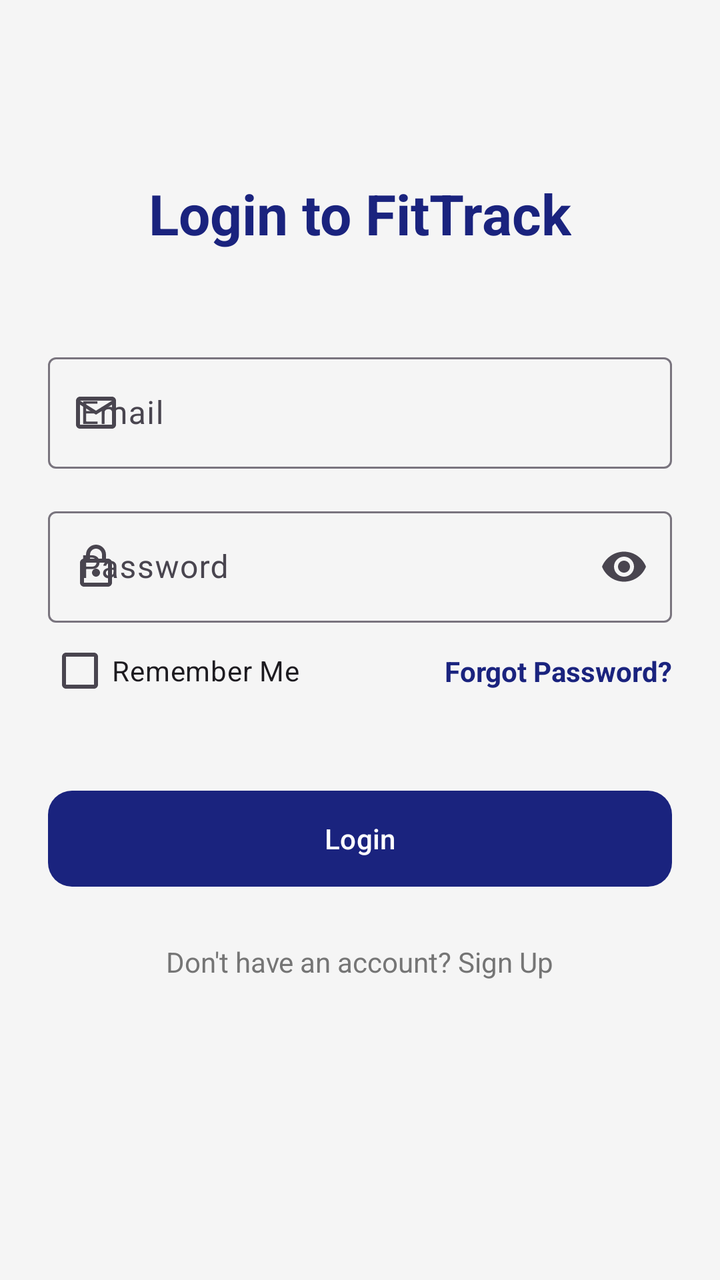
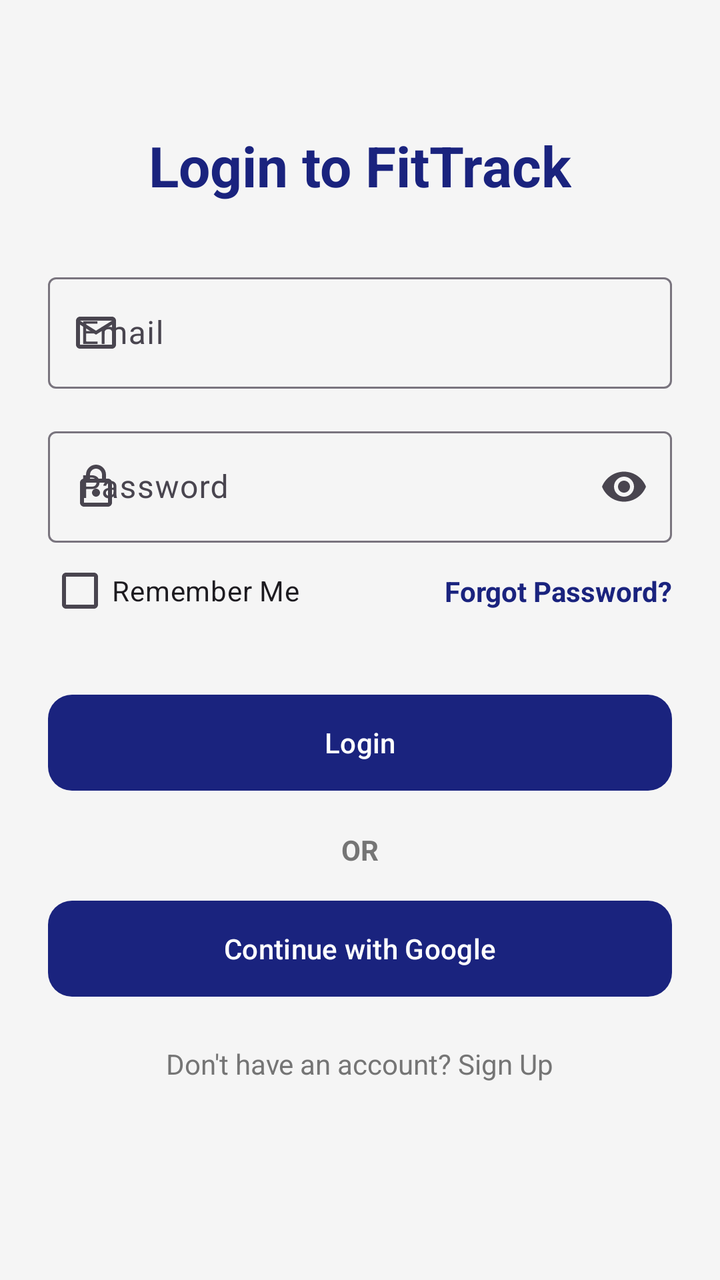

Screens rendered from an Android XML layout before and after an edit, with the pre-edit source and the edit as a unified diff.
<!-- AndroidManifest.xml: activity theme Theme.FitTrack -->
<!-- res/layout/activity_login.xml -->
<?xml version="1.0" encoding="utf-8"?>
<androidx.constraintlayout.widget.ConstraintLayout xmlns:android="http://schemas.android.com/apk/res/android"
    xmlns:app="http://schemas.android.com/apk/res-auto"
    xmlns:tools="http://schemas.android.com/tools"
    android:layout_width="match_parent"
    android:layout_height="match_parent"
    android:padding="24dp"
    tools:context=".activities.LoginActivity">

    <TextView
        android:id="@+id/tvTitle"
        android:layout_width="wrap_content"
        android:layout_height="wrap_content"
        android:layout_marginTop="64dp"
        android:text="@string/login_title"
        android:textSize="28sp"
        android:textStyle="bold"
        android:textColor="@color/primary_blue"
        app:layout_constraintEnd_toEndOf="parent"
        app:layout_constraintStart_toStartOf="parent"
        app:layout_constraintTop_toTopOf="parent" />

    <com.google.android.material.textfield.TextInputLayout
        android:id="@+id/tilEmail"
        style="@style/Widget.Material3.TextInputLayout.OutlinedBox"
        android:layout_width="match_parent"
        android:layout_height="wrap_content"
        android:layout_marginTop="48dp"
        android:hint="@string/email_hint"
        app:layout_constraintTop_toBottomOf="@id/tvTitle"
        app:startIconDrawable="@drawable/ic_email">

        <com.google.android.material.textfield.TextInputEditText
            android:id="@+id/etEmail"
            android:layout_width="match_parent"
            android:layout_height="wrap_content"
            android:inputType="textEmailAddress" />
    </com.google.android.material.textfield.TextInputLayout>

    <com.google.android.material.textfield.TextInputLayout
        android:id="@+id/tilPassword"
        style="@style/Widget.Material3.TextInputLayout.OutlinedBox"
        android:layout_width="match_parent"
        android:layout_height="wrap_content"
        android:layout_marginTop="16dp"
        android:hint="@string/password_hint"
        app:endIconMode="password_toggle"
        app:layout_constraintTop_toBottomOf="@id/tilEmail"
        app:startIconDrawable="@drawable/ic_lock">

        <com.google.android.material.textfield.TextInputEditText
            android:id="@+id/etPassword"
            android:layout_width="match_parent"
            android:layout_height="wrap_content"
            android:inputType="textPassword" />
    </com.google.android.material.textfield.TextInputLayout>

    <com.google.android.material.checkbox.MaterialCheckBox
        android:id="@+id/cbRememberMe"
        android:layout_width="wrap_content"
        android:layout_height="wrap_content"
        android:text="@string/remember_me"
        app:layout_constraintStart_toStartOf="parent"
        app:layout_constraintTop_toBottomOf="@id/tilPassword" />

    <TextView
        android:id="@+id/tvForgotPassword"
        android:layout_width="wrap_content"
        android:layout_height="wrap_content"
        android:text="@string/forgot_password_link"
        android:textColor="@color/primary_blue"
        android:textStyle="bold"
        app:layout_constraintBottom_toBottomOf="@id/cbRememberMe"
        app:layout_constraintEnd_toEndOf="parent"
        app:layout_constraintTop_toTopOf="@id/cbRememberMe" />

    <com.google.android.material.button.MaterialButton
        android:id="@+id/btnLogin"
        android:layout_width="match_parent"
        android:layout_height="56dp"
        android:layout_marginTop="32dp"
        android:text="@string/login_button"
        app:cornerRadius="12dp"
        app:layout_constraintTop_toBottomOf="@id/cbRememberMe" />

    <ProgressBar
        android:id="@+id/pbLoading"
        android:layout_width="wrap_content"
        android:layout_height="wrap_content"
        android:visibility="gone"
        app:layout_constraintBottom_toBottomOf="@id/btnLogin"
        app:layout_constraintEnd_toEndOf="@id/btnLogin"
        app:layout_constraintStart_toStartOf="@id/btnLogin"
        app:layout_constraintTop_toTopOf="@id/btnLogin" />

    <TextView
        android:id="@+id/tvSignUp"
        android:layout_width="wrap_content"
        android:layout_height="wrap_content"
        android:layout_marginTop="24dp"
        android:text="@string/no_account_link"
        android:textColor="@color/text_secondary_light"
        app:layout_constraintEnd_toEndOf="parent"
        app:layout_constraintStart_toStartOf="parent"
        app:layout_constraintTop_toBottomOf="@id/btnLogin" />

</androidx.constraintlayout.widget.ConstraintLayout>
<!-- resources referenced by this layout -->
<resources>
  <color name="primary_blue">#1A237E</color>
  <color name="text_secondary_light">#757575</color>
  <!-- drawable ic_email (drawable) -->
  <vector xmlns:android="http://schemas.android.com/apk/res/android"
      android:width="24dp"
      android:height="24dp"
      android:viewportWidth="24"
      android:viewportHeight="24">
      <path
          android:fillColor="#000000"
          android:pathData="M20,4H4C2.9,4 2,4.9 2,6V18C2,19.1 2.9,20 4,20H20C21.1,20 22,19.1 22,18V6C22,4.9 21.1,4 20,4ZM20,18H4V8L12,13L20,8V18ZM12,11L4,6H20L12,11Z" />
  </vector>
  <!-- drawable ic_lock (drawable) -->
  <vector xmlns:android="http://schemas.android.com/apk/res/android"
      android:width="24dp"
      android:height="24dp"
      android:viewportWidth="24"
      android:viewportHeight="24">
      <path
          android:fillColor="#000000"
          android:pathData="M18,8H17V6C17,3.24 14.76,1 12,1C9.24,1 7,3.24 7,6V8H6C4.9,8 4,8.9 4,10V20C4,21.1 4.9,22 6,22H18C19.1,22 20,21.1 20,20V10C20,8.9 19.1,8 18,8ZM9,6C9,4.34 10.34,3 12,3C13.66,3 15,4.34 15,6V8H9V6ZM18,20H6V10H18V20ZM12,17C13.1,17 14,16.1 14,15C14,13.9 13.1,13 12,13C10.9,13 10,13.9 10,15C10,16.1 10.9,17 12,17Z" />
  </vector>
  <string name="email_hint">Email</string>
  <string name="forgot_password_link">Forgot Password?</string>
  <string name="login_button">Login</string>
  <string name="login_title">Login to FitTrack</string>
  <string name="no_account_link">Don\'t have an account? Sign Up</string>
  <string name="password_hint">Password</string>
  <string name="remember_me">Remember Me</string>
  <style name="Theme.FitTrack" parent="Theme.Material3.DayNight.NoActionBar">
          
          <item name="colorPrimary">@color/primary_blue</item>
          <item name="colorOnPrimary">@color/white</item>
          <item name="colorPrimaryContainer">@color/primary_blue_light</item>
          <item name="colorOnPrimaryContainer">@color/white</item>
          
          <item name="colorSecondary">@color/accent_green</item>
          <item name="colorOnSecondary">@color/black</item>
  
          
          <item name="android:statusBarColor">?attr/colorPrimaryVariant</item>
  
          
          <item name="android:windowBackground">@color/background_light</item>
      </style>
  <color name="white">#FFFFFFFF</color>
  <color name="primary_blue_light">#534BAE</color>
  <color name="accent_green">#00E676</color>
  <color name="black">#FF000000</color>
  <color name="background_light">#F5F5F5</color>
</resources>

<!-- the commit's change to res/layout/activity_login.xml (unified diff, before → after) -->
@@ -1,5 +1,6 @@
 <?xml version="1.0" encoding="utf-8"?>
-<androidx.constraintlayout.widget.ConstraintLayout xmlns:android="http://schemas.android.com/apk/res/android"
+<androidx.constraintlayout.widget.ConstraintLayout
+    xmlns:android="http://schemas.android.com/apk/res/android"
     xmlns:app="http://schemas.android.com/apk/res-auto"
     xmlns:tools="http://schemas.android.com/tools"
     android:layout_width="match_parent"
@@ -11,7 +12,7 @@
         android:id="@+id/tvTitle"
         android:layout_width="wrap_content"
         android:layout_height="wrap_content"
-        android:layout_marginTop="64dp"
+        android:layout_marginTop="40dp"
         android:text="@string/login_title"
         android:textSize="28sp"
         android:textStyle="bold"
@@ -25,7 +26,7 @@
         style="@style/Widget.Material3.TextInputLayout.OutlinedBox"
         android:layout_width="match_parent"
         android:layout_height="wrap_content"
-        android:layout_marginTop="48dp"
+        android:layout_marginTop="32dp"
         android:hint="@string/email_hint"
         app:layout_constraintTop_toBottomOf="@id/tvTitle"
         app:startIconDrawable="@drawable/ic_email">
@@ -78,7 +79,7 @@
         android:id="@+id/btnLogin"
         android:layout_width="match_parent"
         android:layout_height="56dp"
-        android:layout_marginTop="32dp"
+        android:layout_marginTop="24dp"
         android:text="@string/login_button"
         app:cornerRadius="12dp"
         app:layout_constraintTop_toBottomOf="@id/cbRememberMe" />
@@ -94,14 +95,36 @@
         app:layout_constraintTop_toTopOf="@id/btnLogin" />
 
     <TextView
+        android:id="@+id/tvOr"
+        android:layout_width="wrap_content"
+        android:layout_height="wrap_content"
+        android:layout_marginTop="16dp"
+        android:text="OR"
+        android:textColor="@color/text_secondary_light"
+        android:textStyle="bold"
+        app:layout_constraintTop_toBottomOf="@id/btnLogin"
+        app:layout_constraintStart_toStartOf="parent"
+        app:layout_constraintEnd_toEndOf="parent" />
+
+    <com.google.android.material.button.MaterialButton
+        android:id="@+id/btnGoogleSignIn"
+        android:layout_width="match_parent"
+        android:layout_height="56dp"
+        android:layout_marginTop="12dp"
+        android:text="Continue with Google"
+        android:textAllCaps="false"
+        app:cornerRadius="12dp"
+        app:layout_constraintTop_toBottomOf="@id/tvOr" />
+
+    <TextView
         android:id="@+id/tvSignUp"
         android:layout_width="wrap_content"
         android:layout_height="wrap_content"
-        android:layout_marginTop="24dp"
+        android:layout_marginTop="20dp"
         android:text="@string/no_account_link"
         android:textColor="@color/text_secondary_light"
         app:layout_constraintEnd_toEndOf="parent"
         app:layout_constraintStart_toStartOf="parent"
-        app:layout_constraintTop_toBottomOf="@id/btnLogin" />
+        app:layout_constraintTop_toBottomOf="@id/btnGoogleSignIn" />
 
 </androidx.constraintlayout.widget.ConstraintLayout>
